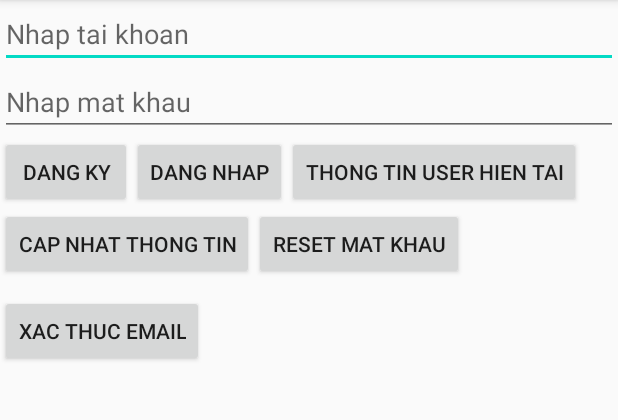
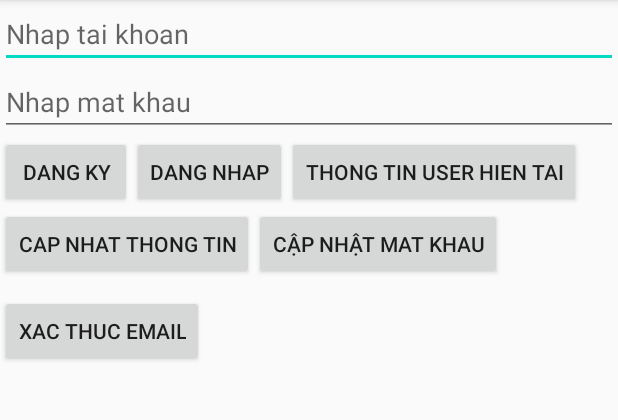
Before and after one commit to phamtanphat/FirebaseAuthentication13072020, an Android app: the screen it shows after launch (MainActivity), on a phone screen of 412 x 824 dp, the part 84-504 px from its top. Run offline under Robolectric (Android 15) with nearby library versions, the phone set to English and light mode, and no system bars; our stand-ins replace Firebase (no records; nobody signed in at launch, a user with empty details on screens opened directly).

Commit message:
cap nhap mat khau

```diff
--- a/app/src/main/res/layout/activity_main.xml
+++ b/app/src/main/res/layout/activity_main.xml
@@ -47,13 +47,13 @@
     <Button
         android:layout_toRightOf="@id/buttonCapnhat"
         android:layout_below="@id/buttonThongtin"
-        android:text="Reset mat khau"
-        android:id="@+id/buttonResetpassword"
+        android:text="Cập nhật mat khau"
+        android:id="@+id/button_updatepassword"
         android:layout_width="wrap_content"
         android:layout_height="wrap_content" />
     <Button
         android:layout_marginTop="10dp"
-        android:layout_below="@id/buttonResetpassword"
+        android:layout_below="@id/button_updatepassword"
         android:text="Xac thuc email"
         android:id="@+id/buttonVerification"
         android:layout_width="wrap_content"
```
Also changed, not shown: app/src/main/java/com/example/firebaseauthentication/MainActivity.java (+61 -0 lines).
